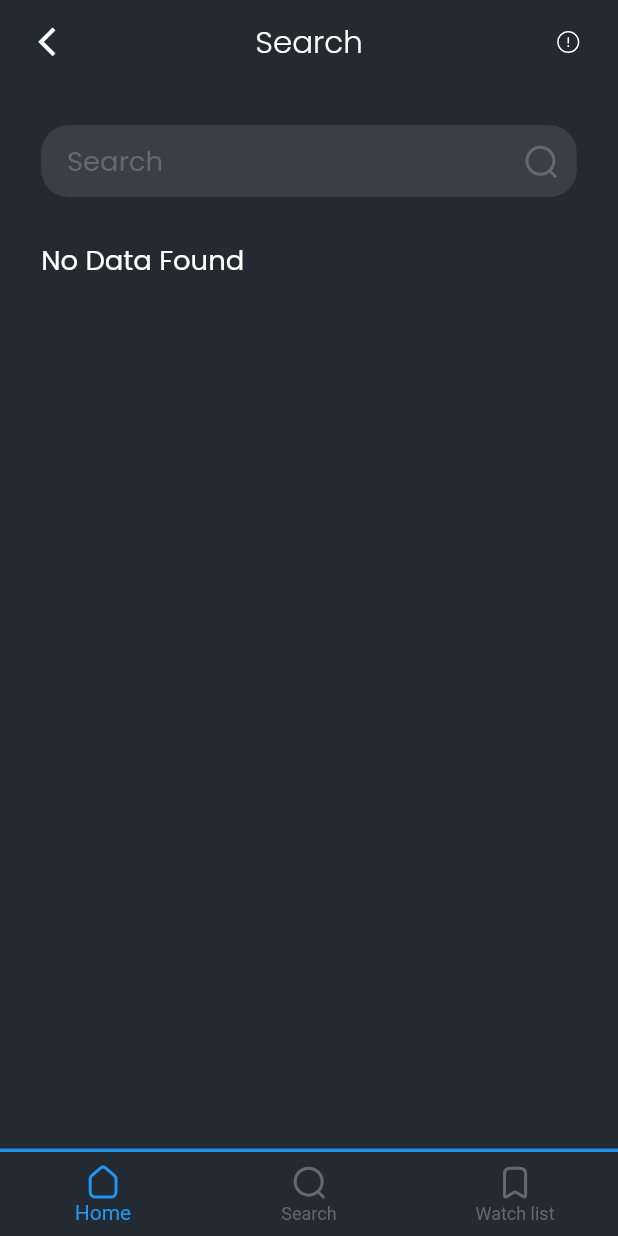
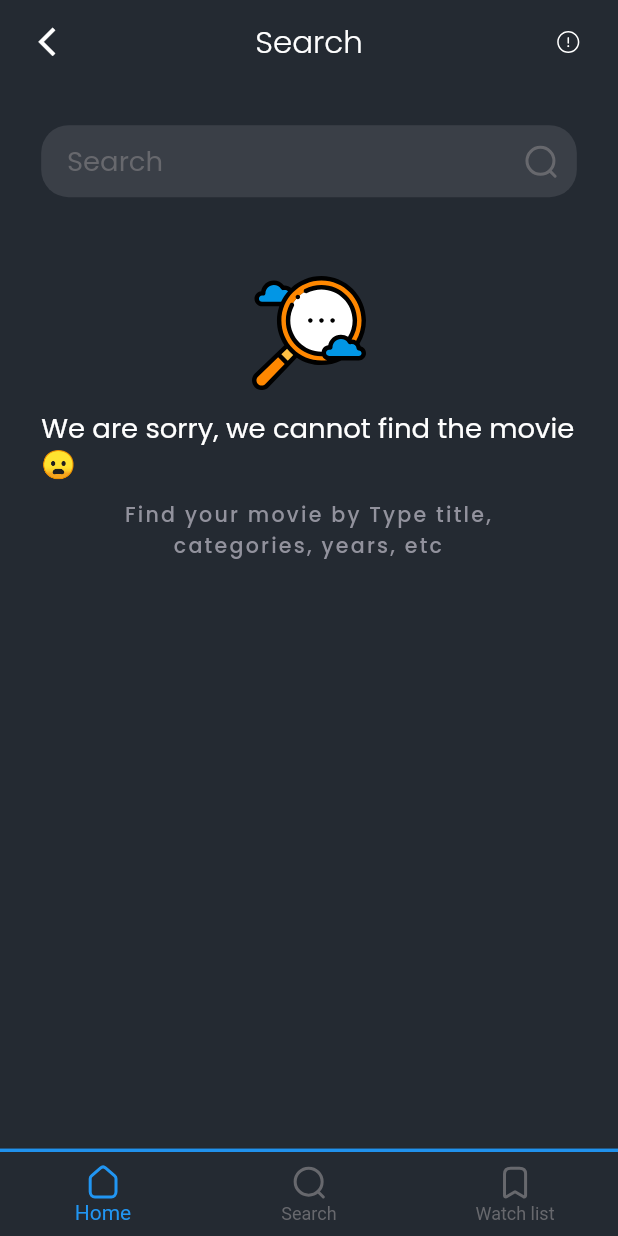
Before and after one commit to danthz2/movie_app, a Flutter app: the SearchView screen opened by its route, on a phone screen of 412 x 824 dp. Run offline on Flutter 3.47's test engine with Material 2 defaults, Android fonts, the phone set to English and light mode, and no system bars; our stand-ins replace fancy_shimmer_image, flutter_screenutil, flutter_svg, get, google_fonts; network calls fail.

Commit message:
fix: search & detail

```diff
--- a/lib/app/data/api/tmdb_service.dart
+++ b/lib/app/data/api/tmdb_service.dart
@@ -10,7 +10,7 @@ import 'package:movie/app/data/models/review_model.dart';
 class TMDBService {
   String apiKey = '4f5d9fbafe6ccc6b2bfd27aa8de5e5da';
   static String url(String url) {
-    return 'https://image.tmdb.org/t/p/original/$url';
+    return 'https://image.tmdb.org/t/p/w500/$url';
   }
 
   Future<List<MovieModel>> getListMovie(String type) async {
@@ -28,7 +28,7 @@ class TMDBService {
     return [];
   }
 
-  Future<List<MovieModel?>> getSearch(String query) async {
+  Future<List<MovieModel>> getSearch(String query) async {
     var url = Uri.parse(
         'https://api.themoviedb.org/3/search/movie?api_key=$apiKey&query=$query&language=en-US&page=1&include_adult=false');
     try {
--- a/lib/app/modules/detail_movie/views/detail_movie_view.dart
+++ b/lib/app/modules/detail_movie/views/detail_movie_view.dart
@@ -19,7 +19,7 @@ class DetailMovieView extends GetView<DetailMovieController> {
   @override
   Widget build(BuildContext context) {
     // var cPage = Get.find<PageIndexController>();
-    MovieModel data = Get.arguments;
+    DetailMovieModel data = Get.arguments;
 
     return Scaffold(
       appBar: AppBar(
--- a/lib/app/modules/home/views/widgets/movie_top.dart
+++ b/lib/app/modules/home/views/widgets/movie_top.dart
@@ -4,8 +4,10 @@ import 'package:fancy_shimmer_image/fancy_shimmer_image.dart';
 import 'package:flutter/material.dart';
 import 'package:flutter_screenutil/flutter_screenutil.dart';
 import 'package:get/get.dart';
+import 'package:movie/app/controllers/page_index_controller.dart';
 import 'package:movie/app/data/api/tmdb_service.dart';
 import 'package:movie/app/data/models/movie_model.dart';
+import 'package:movie/app/modules/home/controllers/home_controller.dart';
 import 'package:movie/app/routes/app_pages.dart';
 
 class MovieTop extends StatelessWidget {
@@ -20,10 +22,13 @@ class MovieTop extends StatelessWidget {
   @override
   Widget build(BuildContext context) {
     return GestureDetector(
-      onTap: () => Get.toNamed(
-        Routes.DETAIL_MOVIE,
-        arguments: data,
-      ),
+      onTap: () async {
+        var detail = await Get.find<HomeController>().detailMovie(data!.id.toString());
+        Get.toNamed(
+          Routes.DETAIL_MOVIE,
+          arguments: detail,
+        );
+      },
       child: Stack(
         children: [
           Container(
--- a/lib/app/modules/search/controllers/search_controller.dart
+++ b/lib/app/modules/search/controllers/search_controller.dart
@@ -9,9 +9,9 @@ import '../../../data/models/movie_model.dart';
 class SearchController extends GetxController {
   TextEditingController query = TextEditingController();
 
-  Future<List<MovieModel?>> getSearch(String query) async {
+  Future<List<MovieModel>> getSearch(String query) async {
     var dataSearch = await TMDBService().getSearch(query);
-    dataSearch.map((e) => Get.find<PageIndexController>().listSearch.add(e!)).toList();
+    dataSearch.map((e) => Get.find<PageIndexController>().listSearch.add(e)).toList();
     print('data list search : ${Get.find<PageIndexController>().listSearch}');
     update();
     return dataSearch;
--- a/lib/app/modules/search/views/search_view.dart
+++ b/lib/app/modules/search/views/search_view.dart
@@ -61,10 +61,8 @@ class SearchView extends GetView<SearchController> {
                 splashColor: Colors.red,
                 splashRadius: 1,
                 onPressed: () async {
-                  print('jalan');
-                  List<MovieModel?> search = await controller.getSearch(controller.query.text);
-                  print('jalan2');
-                  print(search);
+                  cPage.listSearch.clear();
+                  await controller.getSearch(controller.query.text);
                 },
               ),
               border: OutlineInputBorder(
@@ -77,13 +75,37 @@ class SearchView extends GetView<SearchController> {
             height: 24.h,
           ),
           GetBuilder<SearchController>(
-            builder: (c) {
+            builder: (cSearch) {
               print('list search di builder ${cPage.listSearch}');
               if (cPage.listSearch.isEmpty) {
                 if (data.isEmpty) {
-                  return Text(
-                    'No Data Found',
-                    style: Theme.of(context).textTheme.titleMedium,
+                  return Column(
+                    mainAxisAlignment: MainAxisAlignment.center,
+                    children: [
+                      SizedBox(
+                        height: 20.h,
+                      ),
+                      SvgPicture.asset(searchBoxIcon),
+                      SizedBox(
+                        height: 10.h,
+                      ),
+                      Center(
+                        child: Text(
+                          'We are sorry, we cannot find the movie 😦',
+                          style: Theme.of(context).textTheme.titleMedium,
+                        ),
+                      ),
+                      SizedBox(
+                        height: 10.h,
+                      ),
+                      Center(
+                        child: Text(
+                          'Find your movie by Type title,\ncategories, years, etc ',
+                          style: Theme.of(context).textTheme.labelSmall,
+                          textAlign: TextAlign.center,
+                        ),
+                      ),
+                    ],
                   );
                 } else {
                   return ListView.builder(
@@ -92,7 +114,7 @@ class SearchView extends GetView<SearchController> {
                     itemCount: data.length,
                     itemBuilder: (context, index) {
                       return FutureBuilder<DetailMovieModel>(
-                        future: c.detailMovie((data[index]?.id).toString()),
+                        future: cSearch.detailMovie((data[index]?.id).toString()),
                         builder: (context, snapshot) {
                           print('data snapshot $snapshot');
                           if (snapshot.connectionState == ConnectionState.waiting) {
@@ -114,7 +136,7 @@ class SearchView extends GetView<SearchController> {
                   itemCount: cPage.listSearch.length,
                   itemBuilder: (context, index) {
                     return FutureBuilder<DetailMovieModel>(
-                      future: c.detailMovie((cPage.listSearch[index].id).toString()),
+                      future: cSearch.detailMovie((cPage.listSearch[index].id).toString()),
                       builder: (context, snapshot) {
                         print('data snapshot $snapshot');
                         if (snapshot.connectionState == ConnectionState.waiting) {
--- a/lib/app/services/assets.dart
+++ b/lib/app/services/assets.dart
@@ -7,3 +7,5 @@ const dateIcon = 'assets/icon/date.svg';
 const infoIcon = 'assets/icon/info.svg';
 const starIcon = 'assets/icon/star.svg';
 const ticketIcon = 'assets/icon/ticket.svg';
+const watchlistBoxIcon = 'assets/icon/watchlist_box.svg';
+const searchBoxIcon = 'assets/icon/search_box.svg';
```
Also changed, not shown: lib/app/modules/home/views/widgets/movie_tab.dart (+9 -1 lines), lib/app/modules/search/views/widgets/movie_search.dart (+16 -5 lines), lib/app/modules/watch_list/views/watch_list_view.dart (+28 -0 lines), assets/icon/search_box.svg (added), assets/icon/watchlist_box.svg (added), 1 other file.
